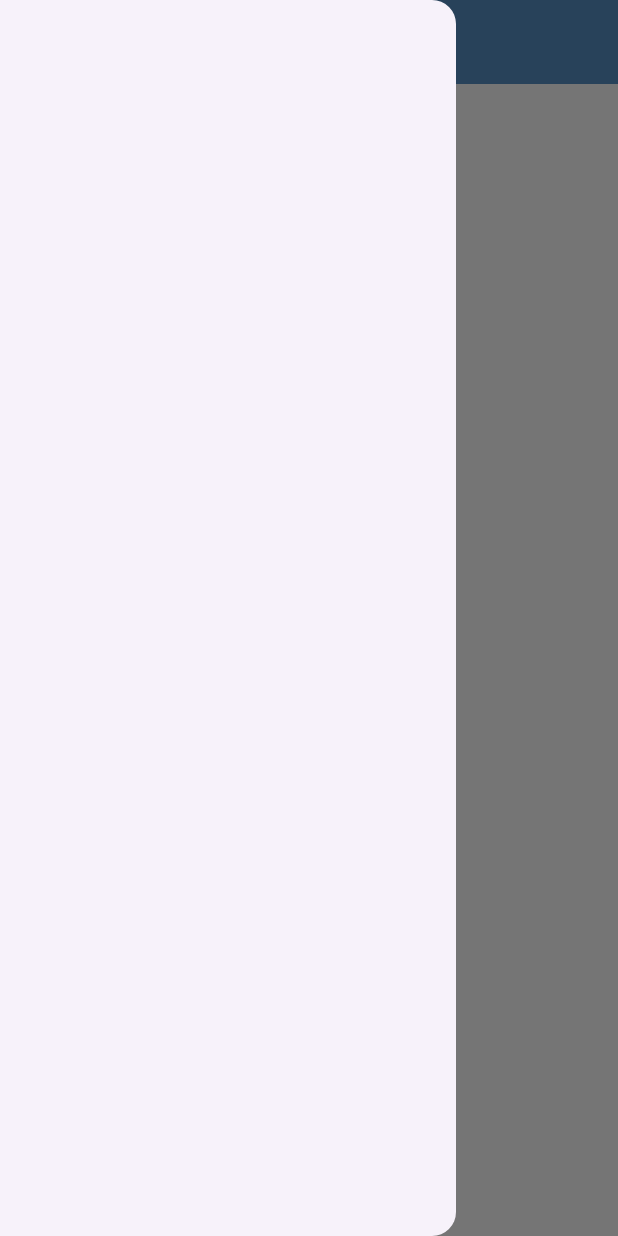
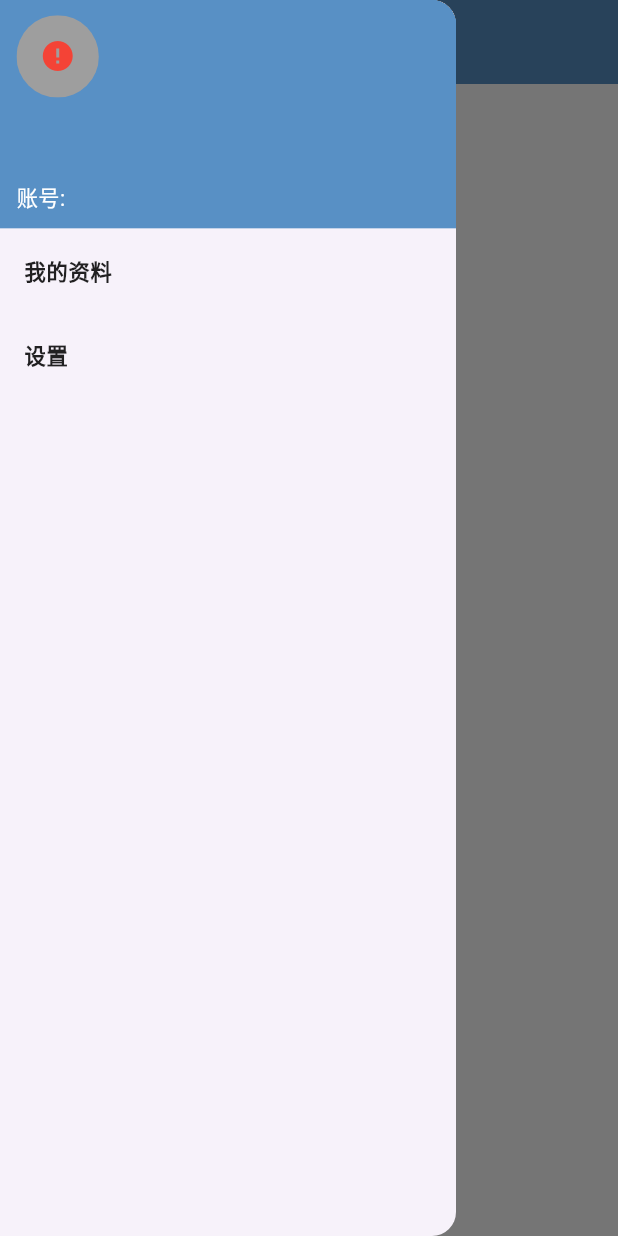
Before and after one commit to LiliCode/chat-demo-flutter, a Flutter app: the MainPage screen opened by its route, with the side drawer open, on a phone screen of 412 x 824 dp. Run offline on Flutter 3.47's test engine with Material 3 defaults, Android fonts, the light colour scheme and no system bars; drawn by our look-alikes of cached_network_image, oktoast; our stand-ins replace dio, flutter_screenutil, get, get_storage, pull_to_refresh; missing offline and left inert: getx_builder_wrapper; accounts and stored records are empty; network calls fail.

Commit message:
一些更改

```diff
--- a/lib/home/pages/drawer_page.dart
+++ b/lib/home/pages/drawer_page.dart
@@ -1,4 +1,8 @@
 import 'package:flutter/material.dart';
+import 'package:flutter_chat_demo/common/colors.dart';
+import 'package:flutter_chat_demo/common/login_manager.dart';
+import 'package:flutter_chat_demo/components/cached_image.dart';
+import 'package:flutter_screenutil/flutter_screenutil.dart';
 
 /// 抽屉页面
 class DrawerPage extends StatelessWidget {
@@ -6,6 +10,81 @@ class DrawerPage extends StatelessWidget {
 
   @override
   Widget build(BuildContext context) {
-    return Container();
+    final statusBarHeight = MediaQuery.of(context).viewPadding.top;
+    return Column(
+      children: [
+        Container(
+          padding: EdgeInsets.only(
+            left: 10.w,
+            right: 10.w,
+            top: statusBarHeight + 10.h,
+            bottom: 10.h,
+          ),
+          width: double.infinity,
+          height: 150.h,
+          color: AppColors.main,
+          child: Column(
+            mainAxisAlignment: MainAxisAlignment.spaceBetween,
+            crossAxisAlignment: CrossAxisAlignment.start,
+            children: [
+              Row(
+                children: [
+                  CachedImageWidget(
+                    width: 50.w,
+                    height: 50.w,
+                    radius: 50.r,
+                    imageUrl: LoginManager().user.avatar ?? '',
+                  ),
+                  const Spacer(),
+                ],
+              ),
+              Text(
+                LoginManager().user.name ?? '无名氏',
+                style: TextStyle(
+                  fontSize: 16.sp,
+                  fontWeight: FontWeight.bold,
+                  color: Colors.white,
+                ),
+              ),
+              Text(
+                '账号: ${LoginManager().user.account ?? '无名氏'}',
+                style: TextStyle(
+                  fontSize: 14.sp,
+                  fontWeight: FontWeight.normal,
+                  color: Colors.white,
+                ),
+              ),
+            ],
+          ),
+        ),
+        Expanded(
+          child: ListView(
+            padding: EdgeInsets.zero,
+            children: [
+              ListTile(
+                title: Text(
+                  '我的资料',
+                  style: TextStyle(
+                    fontSize: 14.sp,
+                    fontWeight: FontWeight.bold,
+                    color: Colors.black87,
+                  ),
+                ),
+              ),
+              ListTile(
+                title: Text(
+                  '设置',
+                  style: TextStyle(
+                    fontSize: 14.sp,
+                    fontWeight: FontWeight.bold,
+                    color: Colors.black87,
+                  ),
+                ),
+              )
+            ],
+          ),
+        ),
+      ],
+    );
   }
 }
```
Also changed, not shown: 3 other files.
